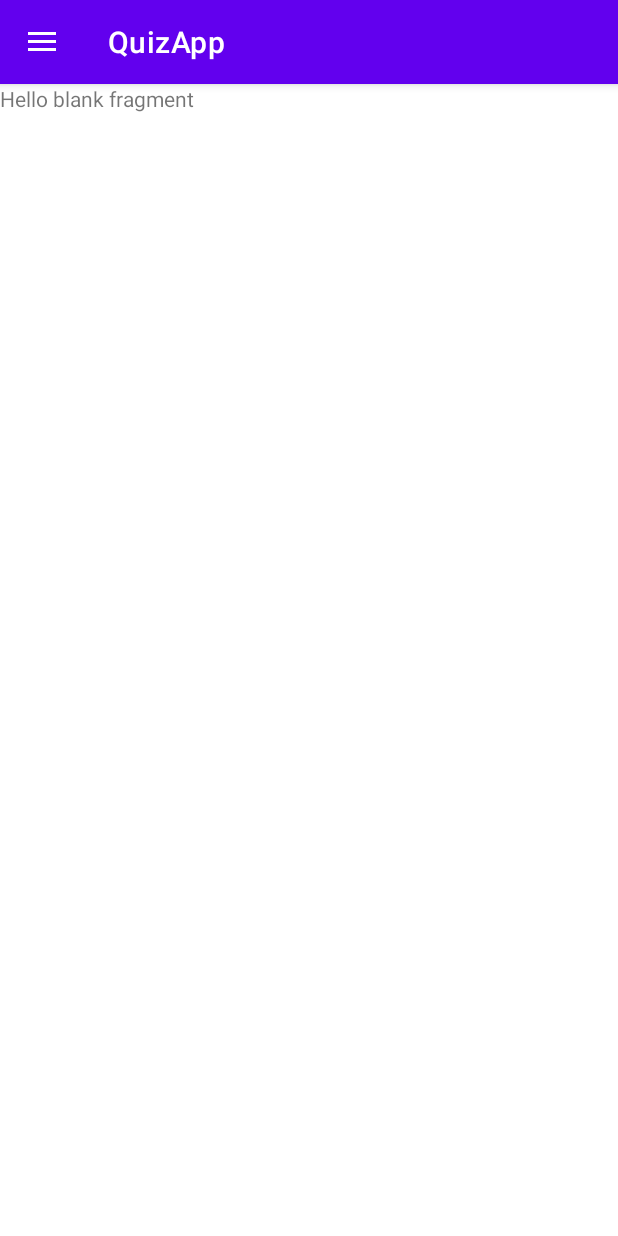
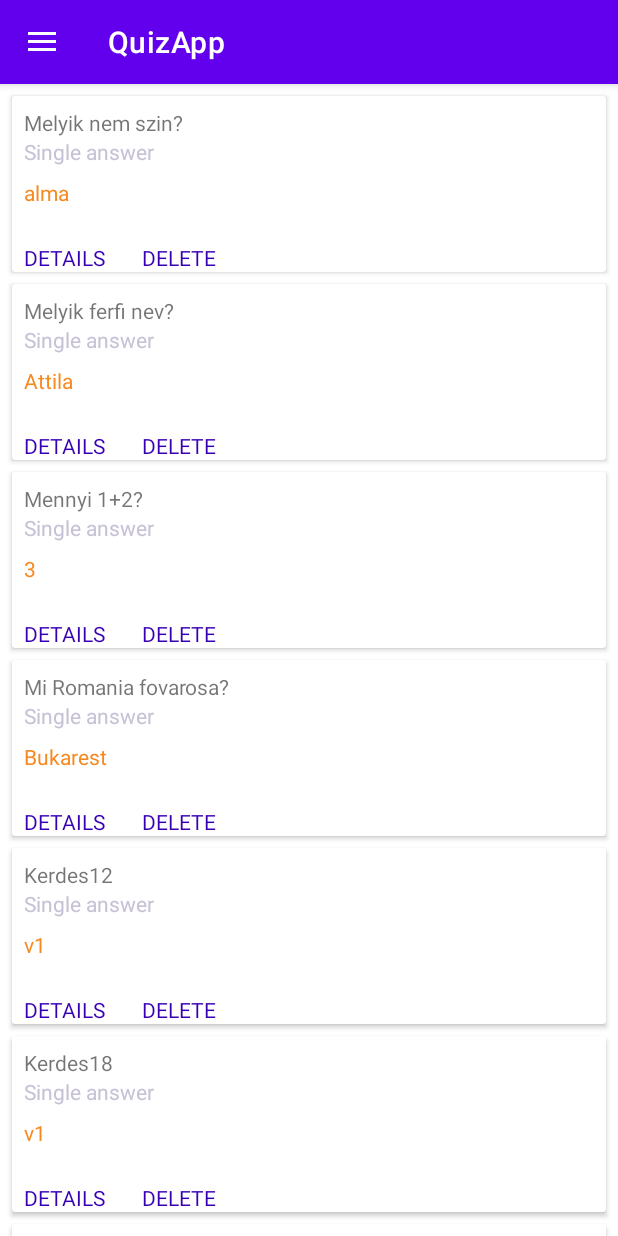
Before and after one commit to CiomaRoland/AndroidGyakorlat, an Android app: the QuestionList screen opened through its navigation route, on a phone screen of 412 x 824 dp. Run offline under Robolectric (Android 15) with nearby library versions, the phone set to English and light mode, and no system bars.

Commit message:
lab6-javitva

```diff
--- a/QuizApp/app/src/main/java/com/example/quizapp/MainActivity.kt
+++ b/QuizApp/app/src/main/java/com/example/quizapp/MainActivity.kt
@@ -1,5 +1,6 @@
 package com.example.quizapp
 
+import android.app.AlertDialog
 import androidx.appcompat.app.AppCompatActivity
 import android.os.Bundle
 import android.view.MenuItem
--- /dev/null
+++ b/QuizApp/app/src/main/java/com/example/quizapp/share/QuizAdapter.kt
@@ -0,0 +1,29 @@
+package com.example.quizapp.share
+
+import android.view.LayoutInflater
+import android.view.View
+import android.view.ViewGroup
+import android.widget.TextView
+import androidx.recyclerview.widget.RecyclerView
+import com.example.quizapp.R
+
+class QuizAdapter(private val quizList: ArrayList<com.example.quizapp.models.Question>): RecyclerView.Adapter<QuizAdapter.ExampleViewHolder>() {
+
+    override fun onCreateViewHolder(parent: ViewGroup, viewType: Int): ExampleViewHolder {
+        val itemView = LayoutInflater.from(parent.context).inflate(R.layout.quiz_item,parent,false)
+        return ExampleViewHolder(itemView)
+    }
+
+    override fun onBindViewHolder(holder: ExampleViewHolder, position: Int) {
+        val currentItem = quizList[position]
+        holder._question.setText(currentItem.text)
+        holder.correctAnswer.setText(currentItem.answers[0])
+    }
+
+    override fun getItemCount() = quizList.size
+
+    class ExampleViewHolder(itemView: View): RecyclerView.ViewHolder(itemView){
+        val _question: TextView = itemView.findViewById(R.id.quizQuestion)
+        val correctAnswer: TextView = itemView.findViewById(R.id.correctAnswer)
+    }
+}
--- a/QuizApp/app/src/main/java/com/example/quizapp/share/QuizViewModel.kt
+++ b/QuizApp/app/src/main/java/com/example/quizapp/share/QuizViewModel.kt
@@ -67,4 +67,7 @@ class QuizViewModel(application: Application): AndroidViewModel(application) {
     fun addNewQuestion(question: Question){
         questions.add(question)
     }
+    fun getQuestionList():ArrayList<Question>{
+        return questions
+    }
 }
--- a/QuizApp/app/src/main/java/com/example/quizapp/ui/Question.kt
+++ b/QuizApp/app/src/main/java/com/example/quizapp/ui/Question.kt
@@ -1,7 +1,9 @@
 package com.example.quizapp.ui
 
 import android.app.Activity
+import android.app.AlertDialog
 import android.content.Context
+import android.content.DialogInterface
 import android.os.Bundle
 import android.util.Log
 import androidx.fragment.app.Fragment
@@ -15,6 +17,7 @@ import androidx.fragment.app.viewModels
 import androidx.navigation.fragment.findNavController
 import com.example.quizapp.R
 import com.example.quizapp.share.QuizViewModel
+import com.google.android.material.dialog.MaterialAlertDialogBuilder
 
 // TODO: Rename parameter arguments, choose names that match
 // the fragment initialization parameters, e.g. ARG_ITEM_NUMBER
@@ -61,6 +64,7 @@ class Question : Fragment() {
             initializeView(this)
             setQuestionAndAnswers()
             registerListeners()
+
         }
         return view
     }
@@ -146,9 +150,20 @@ class Question : Fragment() {
         super.onAttach(context)
         val callback = object : OnBackPressedCallback(true) {
             override fun handleOnBackPressed() {
-
+                showDialog(context)
             }
         }
         requireActivity().onBackPressedDispatcher.addCallback(this, callback)
     }
+    fun showDialog(context: Context) {
+        val builder = AlertDialog.Builder(context)
+        builder.setTitle("Exit")
+        builder.setMessage("Are you sure you want to end this quiz?")
+        builder.setPositiveButton("Yes",{ dialogInterface: DialogInterface, i: Int ->
+            findNavController().navigate(R.id.action_question_to_end2)
+        })
+        builder.setNegativeButton("No",{ dialogInterface: DialogInterface, i: Int -> })
+        val dialog = builder.create()
+        dialog.show()
+    }
 }
--- a/QuizApp/app/src/main/java/com/example/quizapp/ui/QuestionList.kt
+++ b/QuizApp/app/src/main/java/com/example/quizapp/ui/QuestionList.kt
@@ -5,7 +5,12 @@ import androidx.fragment.app.Fragment
 import android.view.LayoutInflater
 import android.view.View
 import android.view.ViewGroup
+import androidx.fragment.app.activityViewModels
+import androidx.recyclerview.widget.LinearLayoutManager
+import androidx.recyclerview.widget.RecyclerView
 import com.example.quizapp.R
+import com.example.quizapp.share.QuizAdapter
+import com.example.quizapp.share.QuizViewModel
 
 // TODO: Rename parameter arguments, choose names that match
 // the fragment initialization parameters, e.g. ARG_ITEM_NUMBER
@@ -22,6 +27,9 @@ class QuestionList : Fragment() {
     private var param1: String? = null
     private var param2: String? = null
 
+    private val model: QuizViewModel by activityViewModels()
+    private lateinit var recyclerView: RecyclerView
+
     override fun onCreate(savedInstanceState: Bundle?) {
         super.onCreate(savedInstanceState)
         arguments?.let {
@@ -35,7 +43,11 @@ class QuestionList : Fragment() {
         savedInstanceState: Bundle?
     ): View? {
         // Inflate the layout for this fragment
-        return inflater.inflate(R.layout.fragment_question_list, container, false)
+        val view =  inflater.inflate(R.layout.fragment_question_list, container, false)
+        recyclerView = view.findViewById(R.id.recycler_view)
+        recyclerView.adapter= QuizAdapter(model.getQuestionList())
+        recyclerView.layoutManager= LinearLayoutManager(context)
+        return view
     }
 
     companion object {
@@ -57,4 +69,7 @@ class QuestionList : Fragment() {
                 }
             }
     }
+    private fun initializeView(view: View) {
+
+    }
 }
--- a/QuizApp/app/src/main/res/layout/fragment_question_list.xml
+++ b/QuizApp/app/src/main/res/layout/fragment_question_list.xml
@@ -1,14 +1,18 @@
 <?xml version="1.0" encoding="utf-8"?>
-<FrameLayout xmlns:android="http://schemas.android.com/apk/res/android"
+<androidx.constraintlayout.widget.ConstraintLayout
+    xmlns:android="http://schemas.android.com/apk/res/android"
     xmlns:tools="http://schemas.android.com/tools"
     android:layout_width="match_parent"
     android:layout_height="match_parent"
     tools:context=".ui.QuestionList">
 
-    <!-- TODO: Update blank fragment layout -->
-    <TextView
+
+    <androidx.recyclerview.widget.RecyclerView
         android:layout_width="match_parent"
         android:layout_height="match_parent"
-        android:text="@string/hello_blank_fragment" />
+        android:padding="4dp"
+        android:id="@+id/recycler_view"
+        android:clipToPadding="false"
+        tools:listitem="@layout/quiz_item" />
 
-</FrameLayout>
+</androidx.constraintlayout.widget.ConstraintLayout>
--- /dev/null
+++ b/QuizApp/app/src/main/res/layout/quiz_item.xml
@@ -0,0 +1,74 @@
+<?xml version="1.0" encoding="utf-8"?>
+<androidx.cardview.widget.CardView
+    xmlns:android="http://schemas.android.com/apk/res/android"
+    xmlns:app="http://schemas.android.com/apk/res-auto"
+    xmlns:tools="http://schemas.android.com/tools"
+    android:layout_width="match_parent"
+    android:layout_height="wrap_content"
+    android:layout_margin="4dp">
+
+    <androidx.constraintlayout.widget.ConstraintLayout
+        android:id="@+id/constraintLayout"
+        android:layout_width="match_parent"
+        android:layout_height="match_parent">
+
+        <TextView
+            android:id="@+id/sinAnswer"
+            android:layout_width="wrap_content"
+            android:layout_height="wrap_content"
+            android:layout_marginStart="8dp"
+            android:layout_marginLeft="8dp"
+            android:text="@string/singleAnswer"
+            android:textColor="@color/grey"
+            app:layout_constraintStart_toStartOf="parent"
+            app:layout_constraintTop_toBottomOf="@+id/quizQuestion" />
+
+        <TextView
+            android:id="@+id/quizQuestion"
+            android:layout_width="wrap_content"
+            android:layout_height="wrap_content"
+            android:layout_marginStart="8dp"
+            android:layout_marginLeft="8dp"
+            android:layout_marginTop="8dp"
+            android:text="TextView"
+            app:layout_constraintStart_toStartOf="parent"
+            app:layout_constraintTop_toTopOf="parent" />
+
+        <TextView
+            android:id="@+id/correctAnswer"
+            android:layout_width="wrap_content"
+            android:layout_height="wrap_content"
+            android:layout_marginStart="8dp"
+            android:layout_marginLeft="8dp"
+            android:layout_marginTop="8dp"
+            android:text="TextView"
+            android:textColor="@color/orange"
+            app:layout_constraintStart_toStartOf="parent"
+            app:layout_constraintTop_toBottomOf="@+id/sinAnswer" />
+
+        <TextView
+            android:id="@+id/details"
+            android:layout_width="wrap_content"
+            android:layout_height="wrap_content"
+            android:layout_marginStart="8dp"
+            android:layout_marginLeft="8dp"
+            android:layout_marginTop="24dp"
+            android:text="@string/details"
+            android:textColor="@color/purple_700"
+            app:layout_constraintStart_toStartOf="parent"
+            app:layout_constraintTop_toBottomOf="@+id/correctAnswer" />
+
+        <TextView
+            android:id="@+id/delete"
+            android:layout_width="wrap_content"
+            android:layout_height="wrap_content"
+            android:layout_marginStart="24dp"
+            android:layout_marginLeft="24dp"
+            android:layout_marginTop="24dp"
+            android:text="@string/delete"
+            android:textColor="@color/purple_700"
+            app:layout_constraintStart_toEndOf="@+id/details"
+            app:layout_constraintTop_toBottomOf="@+id/correctAnswer" />
+    </androidx.constraintlayout.widget.ConstraintLayout>
+
+</androidx.cardview.widget.CardView>
--- a/QuizApp/app/src/main/res/raw/questions.txt
+++ b/QuizApp/app/src/main/res/raw/questions.txt
@@ -13,3 +13,23 @@ Mennyi 1+2?
 4
 5
 6
+Mi Romania fovarosa?
+Bukarest
+Budapest
+Roma
+Kolozsvar
+Kerdes12
+v1
+v2
+v3
+v4
+Kerdes18
+v1
+v2
+v3
+v4
+Kerdes22
+v1
+v2
+v3
+v4
--- a/QuizApp/app/src/main/res/values/strings.xml
+++ b/QuizApp/app/src/main/res/values/strings.xml
@@ -31,6 +31,8 @@
     <string name="answer">Answer</string>
     <string name="addquestion">ADD QUESTION</string>
     <string name="no">no</string>
+    <string name="details">DETAILS</string>
+    <string name="delete">DELETE</string>
     <!-- TODO: Remove or change this placeholder text -->
     <string name="hello_blank_fragment">Hello blank fragment</string>
 </resources>
```
